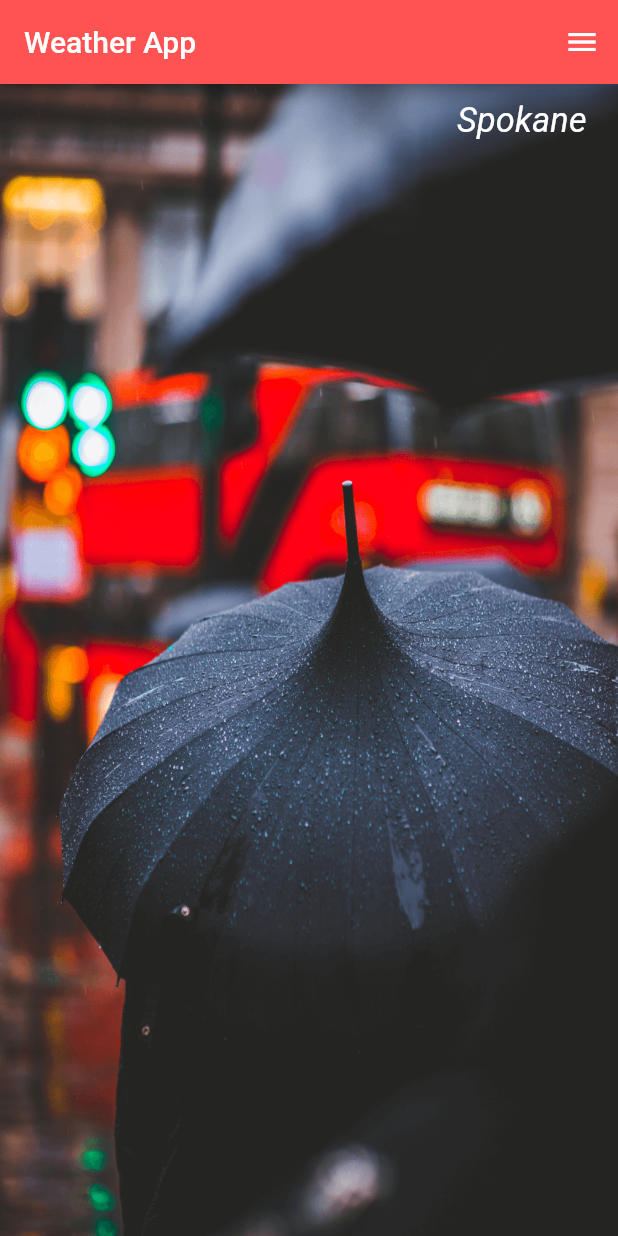
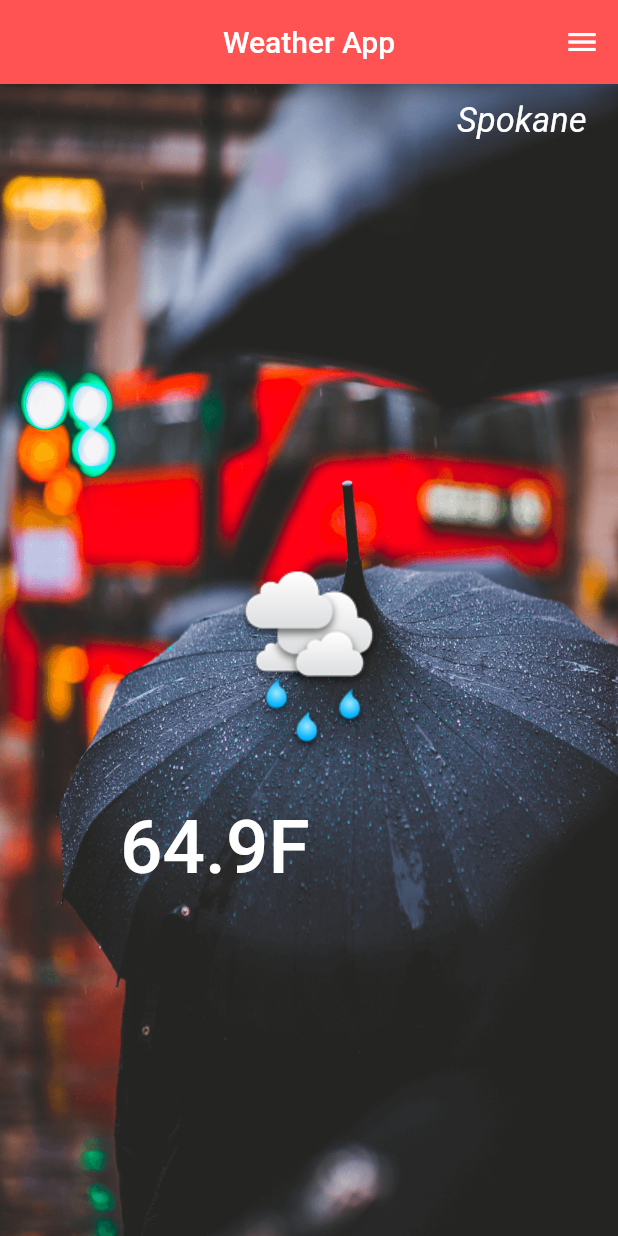
Before and after one commit to gulamanas/Weather-app-flutter, a Flutter app: the screen it shows after launch, on a phone screen of 412 x 824 dp. Run offline on Flutter 3.47's test engine with Material 2 defaults, Android fonts, the phone set to English and light mode, and no system bars.

Commit message:
added text and climate image

```diff
--- a/lib/ui/home.dart
+++ b/lib/ui/home.dart
@@ -12,7 +12,8 @@ class _HomeState extends State<Home> {
   Widget build(BuildContext context) {
     return Scaffold(
       appBar: AppBar(
-        title: Text('Weather App'),
+        title: const Text('Weather App'),
+        centerTitle: true,
         backgroundColor: Colors.redAccent,
         actions: [
           IconButton(onPressed: () {
@@ -36,6 +37,18 @@ class _HomeState extends State<Home> {
               'Spokane',
               style: cityStyle(),
             ),
+          ),
+          Container(
+            alignment: Alignment.center,
+            child: Image.asset('assets/light_rain.png'),
+          ),
+          Container(
+            // alignment: Alignment.center,
+            margin: const EdgeInsets.fromLTRB(80.0, 480.0, 0.0, 0.0),
+            child: Text(
+              '64.9F',
+              style: weatherStyle(),
+            ),
           )
         ],
       )
@@ -50,3 +63,11 @@ TextStyle cityStyle() {
     fontStyle: FontStyle.italic
   );
 }
+TextStyle weatherStyle() {
+  return const TextStyle(
+    color: Colors.white,
+    fontSize: 49.9,
+    fontStyle: FontStyle.normal,
+    fontWeight: FontWeight.w500
+  );
+}
```
